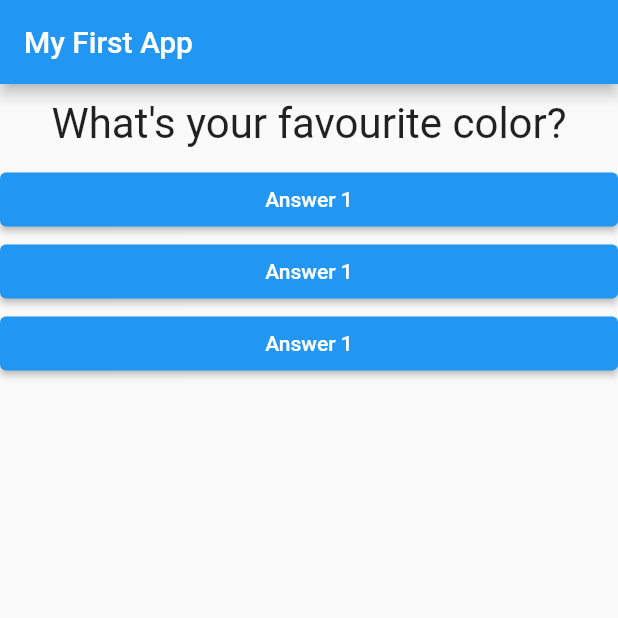
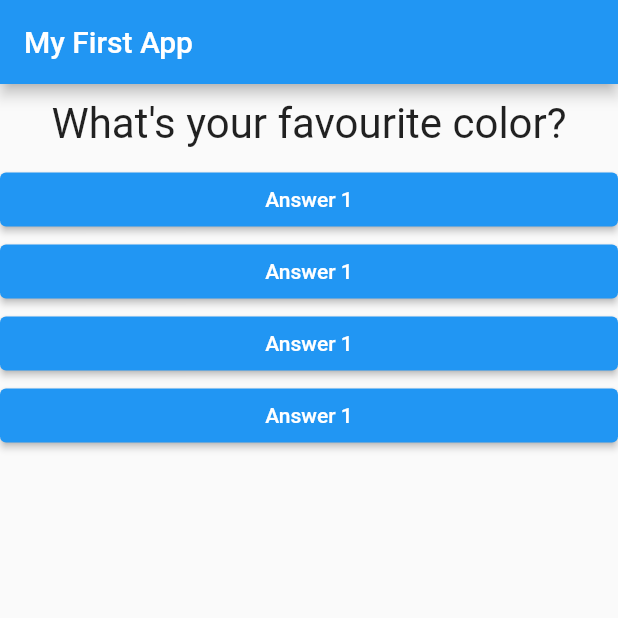
Before and after one commit to FARHADGULL/Personality-Quiz-App, a Flutter app: the screen it shows after launch, on a phone screen of 412 x 824 dp, the top half of it. Run offline on Flutter 3.47's test engine with Material 2 defaults, Android fonts, the phone set to English and light mode, and no system bars.

Commit message:
added spread operator

```diff
--- a/lib/answer.dart
+++ b/lib/answer.dart
@@ -2,7 +2,9 @@ import 'package:flutter/material.dart';
 
 class Answer extends StatelessWidget {
   final VoidCallback selectHandler;
-  const Answer(this.selectHandler, {super.key});
+
+  final String answerText;
+  const Answer(this.selectHandler,  this.answerText, {super.key});
 
   @override
   Widget build(BuildContext context) {
--- a/lib/main.dart
+++ b/lib/main.dart
@@ -42,9 +42,9 @@ class _MyAppState extends State<MyApp> {
         body: Column(
           children: <Widget>[
             Question(questions[_questionIndex]['questionText'] as String), //Text widget
-            Answer(_answerQuestion), //Answer widget
-            Answer(_answerQuestion),
-            Answer(_answerQuestion),
+            ...(questions[_questionIndex]['answers'] as List<String>).map((answer) {
+              return Answer(_answerQuestion, answer);
+            }).toList()
             //ElevatedButton(onPressed: _answerQuestion, child: Text('Answer 1'),), //called without parantheses because we don't want to execute it right away when flutter builds and render the widgets but rather when the button is pressed and called function using pointer and its a named function
             //ElevatedButton(onPressed: () => print('Answer 2 Chosen!'), child: Text('Answer 2'),), //anonymous function using lambda expression and called using pointer
             //ElevatedButton(onPressed: _answerQuestion, child: Text('Answer 3'),),
```
